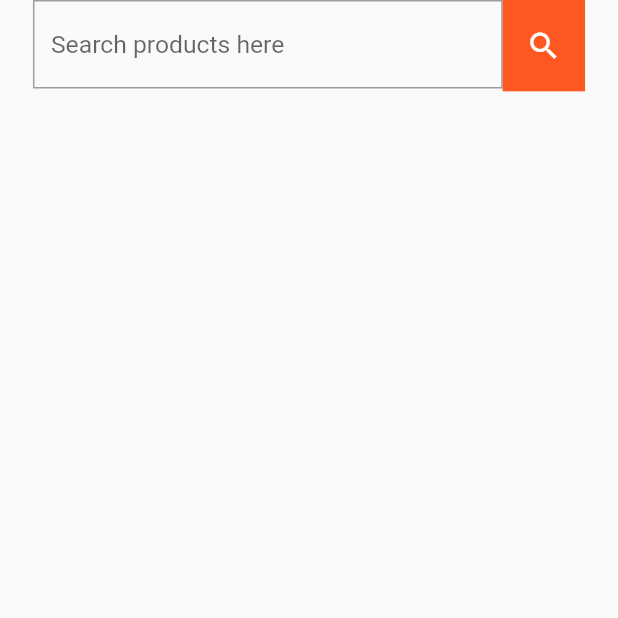
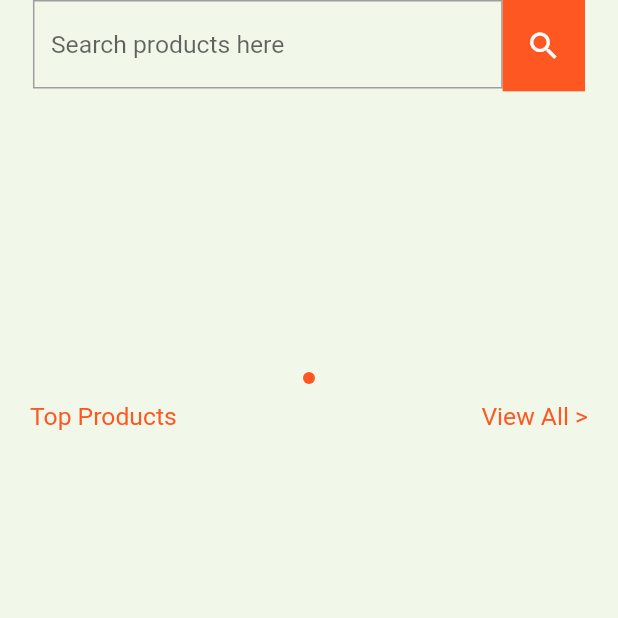
Before and after one commit to AbuSuf1an/E-Commerce-App, a Flutter app: the Home screen opened directly, on a phone screen of 412 x 824 dp, the top half of it. Run offline on Flutter 3.47's test engine with Material 2 defaults, Android fonts, the phone set to English and light mode, and no system bars; drawn by our look-alikes of carousel_slider, dots_indicator; our stand-ins replace cloud_firestore, firebase_auth, firebase_core, flutter_screenutil, fluttertoast; accounts and stored records are empty.

Commit message:
Fetching Products from database

```diff
--- a/lib/ui/bottom_nav_pages/home.dart
+++ b/lib/ui/bottom_nav_pages/home.dart
@@ -1,3 +1,6 @@
+import 'package:carousel_slider/carousel_slider.dart';
+import 'package:cloud_firestore/cloud_firestore.dart';
+import 'package:dots_indicator/dots_indicator.dart';
 import 'package:e_commerce_app/const/app_colors.dart';
 import 'package:flutter/material.dart';
 import 'package:flutter_screenutil/flutter_screenutil.dart';
@@ -11,11 +14,49 @@ class Home extends StatefulWidget {
 
 class _HomeState extends State<Home> {
   final TextEditingController _searchController = TextEditingController();
+  final List<String> _carouselImages = [];
+  final List _products = [];
+  var _dotPosition = 0;
+  final _firestoreInstance = FirebaseFirestore.instance;
+
+  fetchCarouselImages() async {
+    QuerySnapshot qn =
+        await _firestoreInstance.collection('carousel-slider').get();
+    setState(() {
+      for (int i = 0; i < qn.docs.length; i++) {
+        _carouselImages.add(qn.docs[i]['img-path']);
+      }
+    });
+    return qn.docs;
+  }
+
+  fetchProducts() async {
+    QuerySnapshot qn = await _firestoreInstance.collection('products').get();
+    setState(() {
+      for (int i = 0; i < qn.docs.length; i++) {
+        _products.add({
+          "product-name": qn.docs[i]["product-name"],
+          "product-description": qn.docs[i]["product-description"],
+          "product-price": qn.docs[i]["product-price"],
+          "product-img": qn.docs[i]["product-img"],
+        });
+      }
+    });
+    return qn.docs;
+  }
+
+  @override
+  void initState() {
+    fetchCarouselImages();
+    fetchProducts();
+    super.initState();
+  }
+
   @override
   Widget build(BuildContext context) {
     return Scaffold(
+      backgroundColor: Colors.lightGreen[50],
       body: SafeArea(
-        child: Container(
         child: Column(
           children: [
             Padding(
@@ -28,7 +69,7 @@ class _HomeState extends State<Home> {
                       child: TextFormField(
                         controller: _searchController,
                         decoration: InputDecoration(
-                            fillColor: Colors.red,
+                          fillColor: Colors.white,
                           focusedBorder: const OutlineInputBorder(
                             borderSide: BorderSide(color: Colors.blue),
                           ),
@@ -59,8 +100,99 @@ class _HomeState extends State<Home> {
                 ],
               ),
             ),
+            SizedBox(height: 15.h),
+            AspectRatio(
+              aspectRatio: 2.5,
+              child: CarouselSlider(
+                items: _carouselImages
+                    .map((item) => Container(
+                          decoration: BoxDecoration(
+                            image: DecorationImage(
+                                image: NetworkImage(item),
+                                fit: BoxFit.fitWidth),
+                          ),
+                        ))
+                    .toList(),
+                options: CarouselOptions(
+                    enlargeCenterPage: true,
+                    autoPlay: false,
+                    viewportFraction: 0.85,
+                    aspectRatio: 0.5,
+                    enlargeStrategy: CenterPageEnlargeStrategy.height,
+                    onPageChanged: (val, CarouselPageChangedReason) {
+                      setState(() {
+                        _dotPosition = val;
+                      });
+                    }),
+              ),
+            ),
+            SizedBox(height: 5.h),
+            DotsIndicator(
+              dotsCount: _carouselImages.isEmpty ? 1 : _carouselImages.length,
+              position: _dotPosition.toDouble(),
+              decorator: DotsDecorator(
+                activeColor: AppColors.deepOrange,
+                color: AppColors.deepOrange.withOpacity(0.5),
+                spacing: const EdgeInsets.all(2),
+                activeSize: const Size.square(8),
+                size: const Size.square(6),
+              ),
+            ),
+            SizedBox(height: 10.h),
+            Padding(
+              padding: const EdgeInsets.only(left: 20, right: 20, bottom: 5),
+              child: Row(
+                mainAxisAlignment: MainAxisAlignment.spaceBetween,
+                children: [
+                  Text(
+                    "Top Products",
+                    style: TextStyle(
+                      fontSize: 15.sp,
+                      color: AppColors.deepOrange,
+                    ),
+                  ),
+                  Text(
+                    "View All >",
+                    style: TextStyle(
+                      fontSize: 15.sp,
+                      color: AppColors.deepOrange,
+                    ),
+                  ),
                 ],
               ),
+            ),
+            Expanded(
+              child: Padding(
+                padding: const EdgeInsets.only(left: 20, right: 20),
+                child: GridView.builder(
+                  scrollDirection: Axis.horizontal,
+                  itemCount: _products.length,
+                  gridDelegate: const SliverGridDelegateWithFixedCrossAxisCount(
+                    crossAxisCount: 2,
+                    childAspectRatio: 1,
+                  ),
+                  itemBuilder: (context, index) {
+                    return Card(
+                      elevation: 3,
+                      child: Column(
+                        children: [
+                          AspectRatio(
+                            aspectRatio: 1.36,
+                            child: Image.network(
+                              _products[index]['product-img'][0],
+                              fit: BoxFit.cover,
+                            ),
+                          ),
+                          Text(_products[index]['product-name']),
+                          Text(_products[index]['product-price'].toString()),
+                        ],
+                      ),
+                    );
+                  },
+                ),
+              ),
+            ),
+          ],
         ),
       ),
     );
```
Lines whose indentation alone changed are shown as unchanged.
